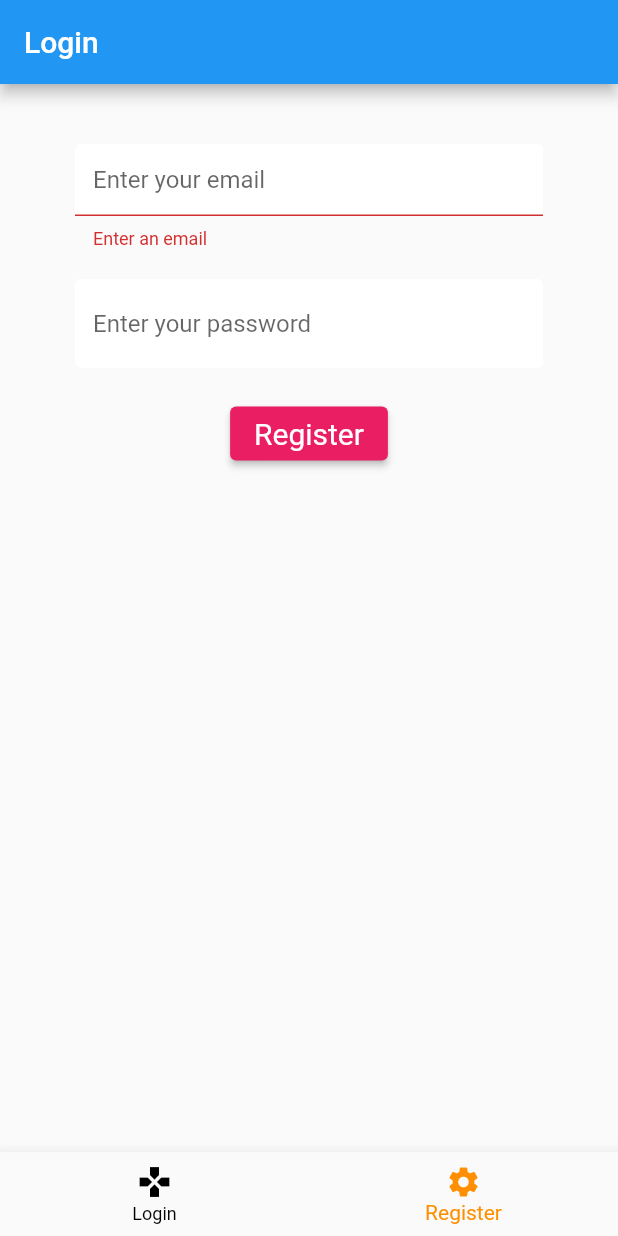
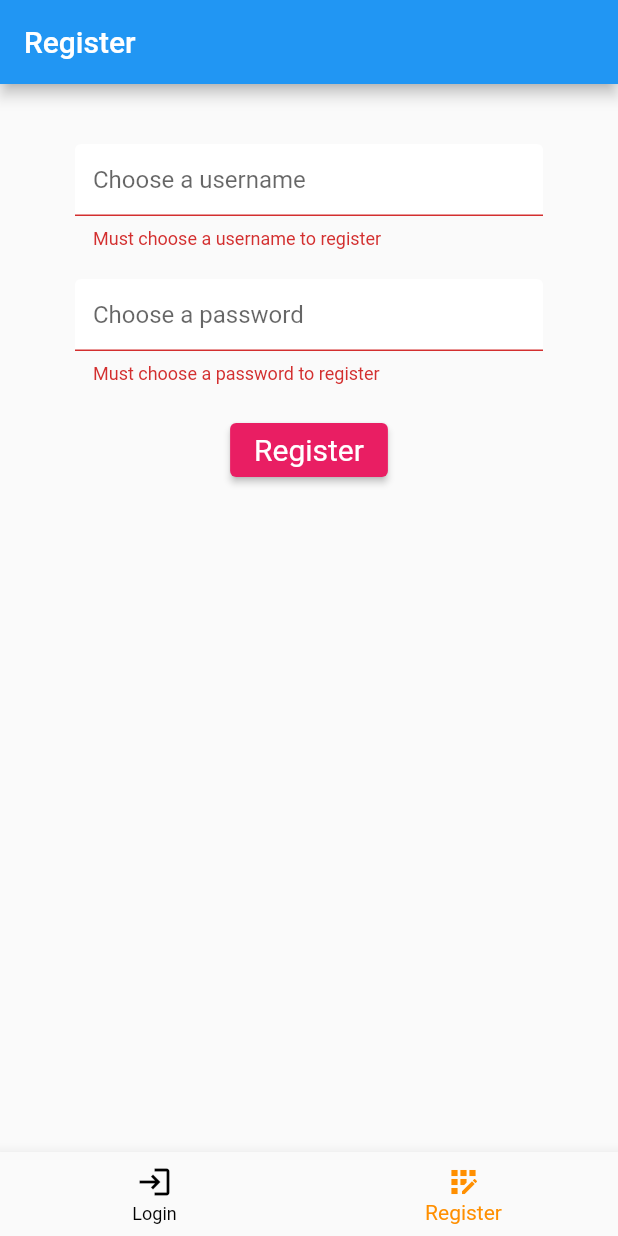
Before and after one commit to ranvirsahota/CT-App, a Flutter app: the screen it shows after launch, item 2 of the bottom bar chosen, after a tap on "Register", on a phone screen of 412 x 824 dp. Run offline on Flutter 3.47's test engine with Material 2 defaults, Android fonts, the phone set to English and light mode, and no system bars; our stand-ins replace circular_countdown_timer, cloud_firestore, firebase_auth, firebase_core, google_sign_in; accounts and stored records are empty.

Commit message:
stylistic changes to the code

```diff
--- a/lib/screens/authenticate/authenticate.dart
+++ b/lib/screens/authenticate/authenticate.dart
@@ -18,27 +18,19 @@ class _AuthenticateState extends State<Authenticate> {
     const Login(),
     const Register(),
   ];
-
   void _onPageChanged(int index) {
     setState(() {
       _selectedIndex = index;
     });
   }
-
-
   void _onItemTapped(int index) {
     setState(() {
       pageController.jumpToPage(index);
     });
-
   }
-
   @override
   Widget build(BuildContext context) {
     return Scaffold(
-        appBar: AppBar(
-        title: const Text("Login"),
-        ),
         body: PageView(
           controller: pageController,
           children: screens,
@@ -48,11 +40,11 @@ class _AuthenticateState extends State<Authenticate> {
         bottomNavigationBar: BottomNavigationBar(
           items: const <BottomNavigationBarItem>[
             BottomNavigationBarItem(
-              icon: Icon(Icons.gamepad),
+              icon: Icon(Icons.login),
               label: 'Login',
             ),
             BottomNavigationBarItem(
-              icon: Icon(Icons.settings),
+              icon: Icon(Icons.app_registration),
               label: 'Register',
             ),
           ],
--- a/lib/screens/authenticate/login.dart
+++ b/lib/screens/authenticate/login.dart
@@ -1,6 +1,9 @@
-import 'package:ct_app/services/auth.dart';
 import 'package:flutter/material.dart';
 import 'package:ct_app/shared/fixed_styles.dart';
+import 'package:flutter/services.dart';
+import 'package:google_sign_in/google_sign_in.dart';
+
+import '../../services/auth.dart';
 
 class Login extends StatefulWidget {
   const Login({Key? key}) : super(key: key);
@@ -15,12 +18,15 @@ class _LoginState extends State<Login> {
   String error = '';
 
   // text field state
-  String email = '';
+  String username = '';
   String password = '';
 
   @override
   Widget build(BuildContext context) {
     return Scaffold(
+      appBar: AppBar(
+        title: const Text("Login"),
+      ),
       body: Container(
         padding: const EdgeInsets.symmetric(vertical: 20.0, horizontal: 50.0),
         child: Form(
@@ -29,10 +35,10 @@ class _LoginState extends State<Login> {
             children: <Widget>[
               const SizedBox(height: 20.0),
               TextFormField(
-                decoration: textFormFieldDecoration.copyWith(hintText: "Enter your email"),
-                validator: (val) => val!.isEmpty ? 'Enter an email' : null,
+                decoration: textFormFieldDecoration.copyWith(hintText: "Enter your username"),
+                validator: (val) => val!.isEmpty ? 'To sign in you must enter your username' : null,
                 onChanged: (val) {
-                  setState(() => email = val);
+                  setState(() => username = val);
                 },
               ),
               const SizedBox(height: 20.0),
@@ -40,7 +46,7 @@ class _LoginState extends State<Login> {
                 decoration: textFormFieldDecoration.copyWith(hintText: "Enter your password"),
 
                 obscureText: true,
-                validator: (val) => val!.length < 6 ? 'Enter a password 6+ chars long' : null,
+                validator: (val) => val!.isEmpty ? 'To sign in your must enter your password' : null,
                 onChanged: (val) {
                   setState(() => password = val);
                 },
@@ -51,7 +57,7 @@ class _LoginState extends State<Login> {
                   child: const Text('Sign In'),
                   onPressed: () async {
                     if(_formKey.currentState!.validate()){
-                      dynamic result = await _auth.signInWithEmailAndPassword(email, password);
+                      dynamic result = await _auth.signInWithEmailAndPassword(username+'@example.com', password);
                       if(result == null) {
                         setState(() {
                           error = 'Could not sign in with those credentials';
--- a/lib/screens/authenticate/register.dart
+++ b/lib/screens/authenticate/register.dart
@@ -14,12 +14,16 @@ class _RegisterState extends State<Register> {
   String error = '';
 
   // text field state
-  String email = '';
+  String username = '';
   String password = '';
+
 
   @override
   Widget build(BuildContext context) {
     return Scaffold(
+      appBar: AppBar(
+        title: const Text("Register"),
+      ),
       body: Container(
         padding: const EdgeInsets.symmetric(vertical: 20.0, horizontal: 50.0),
         child: Form(
@@ -28,17 +32,18 @@ class _RegisterState extends State<Register> {
             children: <Widget>[
               const SizedBox(height: 20.0),
               TextFormField(
-                decoration: textFormFieldDecoration.copyWith(hintText: "Enter your email"),
-                validator: (val) => val!.isEmpty ? 'Enter an email' : null,
+                decoration: textFormFieldDecoration.copyWith(hintText: "Choose a username"),
+                validator: (val) => val!.isEmpty ? 'Must choose a username to register' : null,
                 onChanged: (val) {
-                  setState(() => email = val);
+                  setState(() => username = val);
                 },
               ),
               const SizedBox(height: 20.0),
               TextFormField(
+                obscureText: true,
+                decoration: textFormFieldDecoration.copyWith(hintText: "Choose a password"),
+                validator: (val) => val!.isEmpty ? 'Must choose a password to register' : null,
 
-                obscureText: true,
-                decoration: textFormFieldDecoration.copyWith(hintText: "Enter your password"),
                 onChanged: (val) {
                   setState(() => password = val);
                 },
@@ -51,10 +56,10 @@ class _RegisterState extends State<Register> {
                   ),
                   onPressed: () async {
                     if(_formKey.currentState!.validate()){
-                      dynamic result = await _auth.registerWithEmailAndPassword(email, password);
+                      dynamic result = await _auth.registerWithEmailAndPassword(username, username+'@example.com', password);
                       if(result == null) {
                         setState(() {
-                          error = 'Please supply a valid email';
+                          error = 'could not create an account with current input';
                         });
                       }
                     }
--- a/lib/services/auth.dart
+++ b/lib/services/auth.dart
@@ -1,9 +1,9 @@
+import 'package:ct_app/services/database.dart';
 import 'package:firebase_auth/firebase_auth.dart';
 
 import '../models/custom_user.dart';
 
 class AuthService {
-
   //_ makes var private
   final FirebaseAuth _auth = FirebaseAuth.instance;
 
@@ -30,10 +30,11 @@ class AuthService {
   }
 
   //register
-  Future registerWithEmailAndPassword(String email, String password) async {
+  Future registerWithEmailAndPassword(String username, String email, String password) async {
     try {
       UserCredential result = await _auth.createUserWithEmailAndPassword(email: email, password: password);
       User? user = result.user;
+      await DatabaseService(uid: user!.uid).updateUserData(username);
       return _userFromFirebaseUser(user);
     } catch (e) {
       print(e.toString());
--- /dev/null
+++ b/lib/services/database.dart
@@ -0,0 +1,22 @@
+import 'package:cloud_firestore/cloud_firestore.dart';
+
+class DatabaseService {
+  late final String uid;
+  //collection reference
+
+  final CollectionReference userCollection = FirebaseFirestore.instance.collection('users');
+
+  DatabaseService({required this.uid});
+
+  Future updateUserData(String username) async {
+    return await userCollection.doc(uid).set({
+      "username":username,
+    });
+  }
+
+  Future addUserToQueue() async {
+  }
+
+  Future removeUserFromQueue() async {
+  }
+}
--- a/pubspec.yaml
+++ b/pubspec.yaml
@@ -36,8 +36,13 @@ dependencies:
   cupertino_icons: ^1.0.2
   firebase_auth: ^3.3.11
   firebase_core: ^1.13.1
+
   cloud_firestore: ^3.1.10
   provider: ^6.0.2
+  circular_countdown_timer: ^0.2.1
+  google_sign_in: ^5.2.4
+  dcdg: ^4.0.1
+  firebase_database: ^9.0.12
 
 dev_dependencies:
   flutter_test:
```
Also changed, not shown: lib/screens/authenticated_users/authenticated_users.dart (+4 -11 lines), lib/screens/authenticated_users/game_selection.dart (+36 -0 lines), lib/screens/authenticated_users/games/guess_the_word.dart (added, +50 -0 lines), lib/services/matchmaking.dart (added, +11 -0 lines), pubspec.lock, 3 other files.
